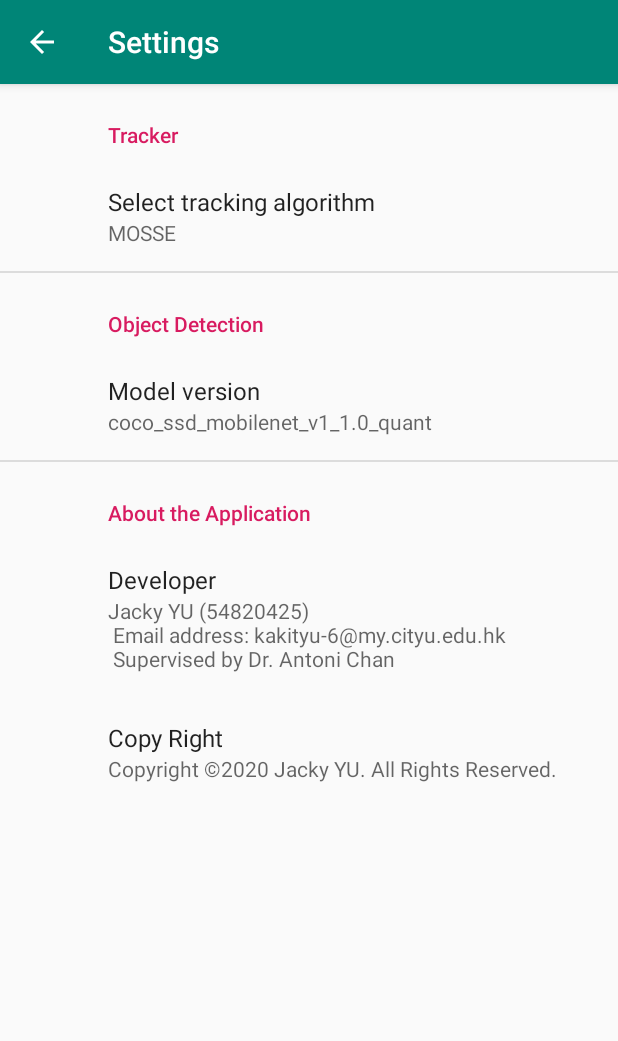
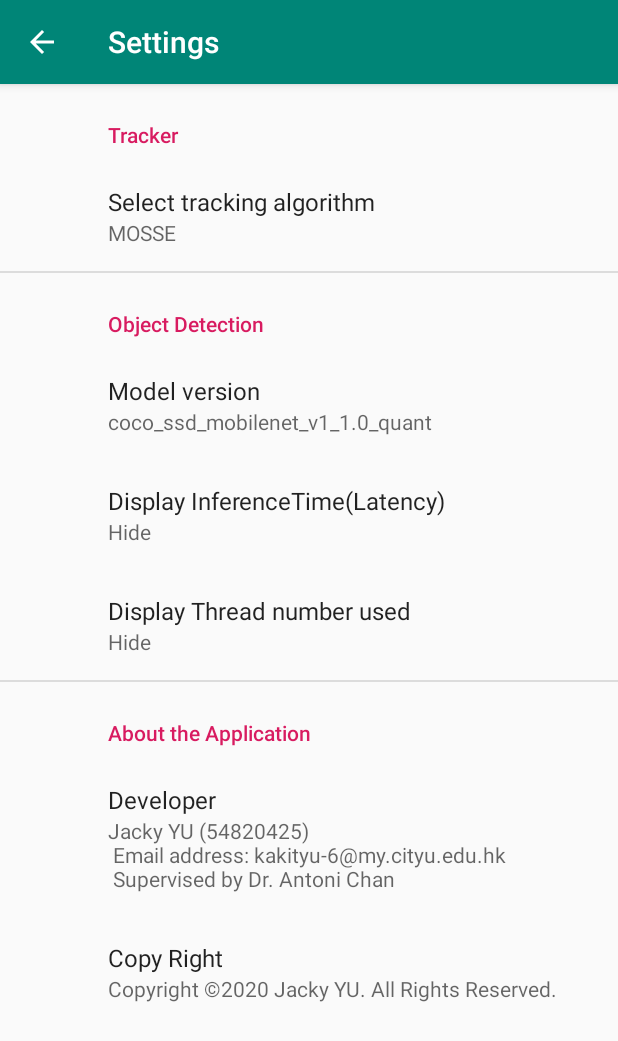
Before and after one commit to jackyyu0918/Android_SmartCamera, an Android app: the SettingsActivity screen opened directly, with no data from a screen before it, on a phone screen of 412 x 824 dp. Shown: the top 1041 px of the screen. Run offline under Robolectric (Android 15) with nearby library versions, the phone set to English and light mode, and no system bars; our stand-ins replace androidx.preference.

Commit message:
[Update] 1. Multi-thread programming on object detection feature. 2. Added display of inference (latency) and number of working thread.

```diff
--- a/app/src/main/res/values/arrays.xml
+++ b/app/src/main/res/values/arrays.xml
@@ -9,4 +9,24 @@
         <item>MOSSE</item>
         <item>KCF</item>
     </string-array>
+
+    <string-array name="inference_entries">
+        <item>Display</item>
+        <item>Hide</item>
+    </string-array>
+
+    <string-array name="inference_values">
+        <item>Display</item>
+        <item>Hide</item>
+    </string-array>
+
+    <string-array name="thread_entries">
+        <item>Display</item>
+        <item>Hide</item>
+    </string-array>
+
+    <string-array name="thread_values">
+        <item>Display</item>
+        <item>Hide</item>
+    </string-array>
 </resources>
--- a/app/src/main/res/xml/root_preferences.xml
+++ b/app/src/main/res/xml/root_preferences.xml
@@ -19,6 +19,25 @@
             app:title="Model version"
             app:summary="coco_ssd_mobilenet_v1_1.0_quant"
            />
+
+        <ListPreference
+            app:key="inferencetime"
+            app:entries="@array/inference_entries"
+            app:entryValues="@array/inference_values"
+            app:title="Display InferenceTime(Latency)"
+            app:defaultValue="Hide"
+            app:useSimpleSummaryProvider="true"
+            />
+
+        <ListPreference
+            app:key="threaddisplay"
+            app:entries="@array/thread_entries"
+            app:entryValues="@array/thread_values"
+            app:title="Display Thread number used"
+            app:defaultValue="Hide"
+            app:useSimpleSummaryProvider="true"
+            />
+
     </PreferenceCategory>
 
     <PreferenceCategory app:title="About the Application">
@@ -33,7 +52,6 @@
             app:title="Copy Right"
             app:summary="Copyright ©2020 Jacky YU. All Rights Reserved."
             />
-
     </PreferenceCategory>
 
 
```
Also changed, not shown: app/src/main/java/com/jackyyu0918/finalyearproject_54820425/MainActivity.java (+89 -41 lines), app/src/main/res/drawable/ic_baseline_add.xml (added, +9 -0 lines), app/src/main/res/drawable/ic_baseline_remove.xml (added, +9 -0 lines), app/src/main/res/drawable/rectangle.xml (added, +13 -0 lines), app/src/main/res/layout-land/activity_main.xml (+82 -0 lines).
